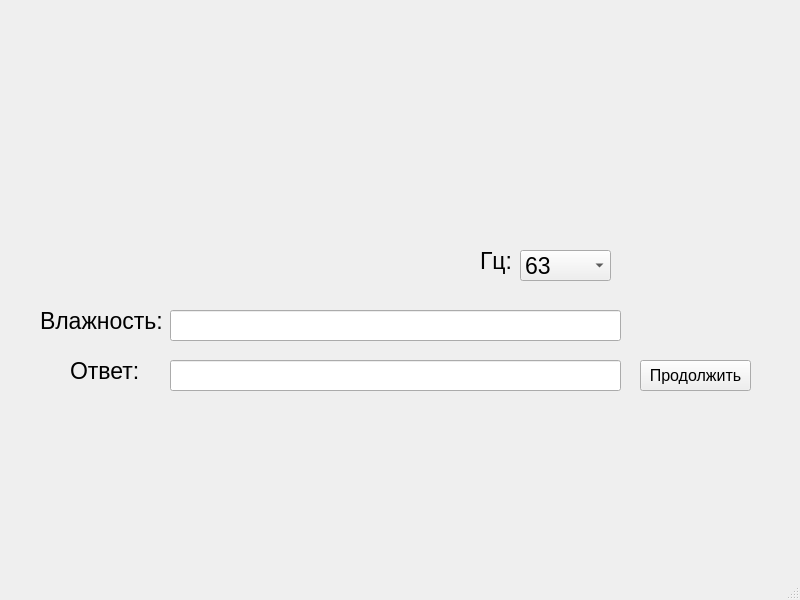
vladserv/new-bgd, file ui/FirstTask/ThirdSlide/thirdSlide.ui: the form before one commit.
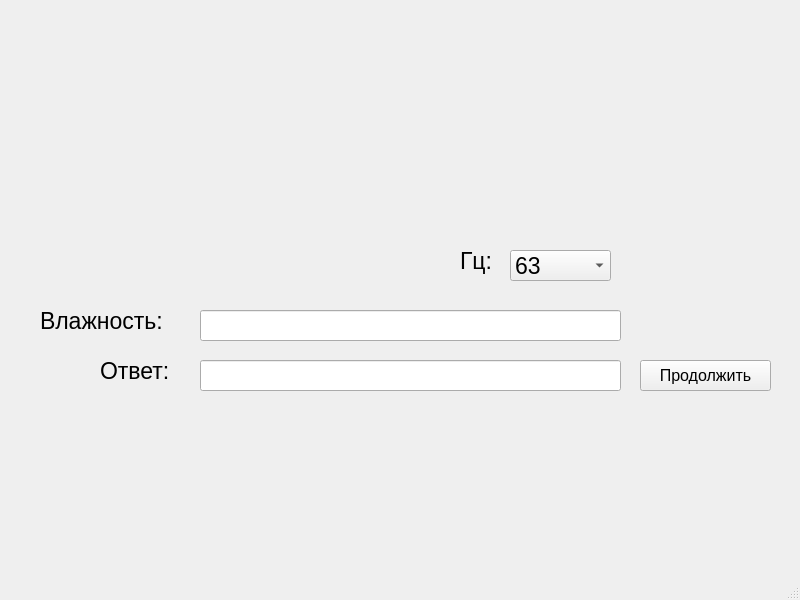
The form after the commit. Icons and pictures are not drawn.

Patch:
```diff
--- a/ui/FirstTask/ThirdSlide/thirdSlide.ui
+++ b/ui/FirstTask/ThirdSlide/thirdSlide.ui
@@ -17,9 +17,9 @@
    <widget class="QLineEdit" name="lineEdit">
     <property name="geometry">
      <rect>
-      <x>170</x>
+      <x>200</x>
       <y>360</y>
-      <width>451</width>
+      <width>421</width>
       <height>31</height>
      </rect>
     </property>
@@ -35,7 +35,7 @@
    <widget class="QLabel" name="label_2">
     <property name="geometry">
      <rect>
-      <x>70</x>
+      <x>100</x>
       <y>350</y>
       <width>101</width>
       <height>41</height>
@@ -55,7 +55,7 @@
      <rect>
       <x>640</x>
       <y>360</y>
-      <width>111</width>
+      <width>131</width>
       <height>31</height>
      </rect>
     </property>
@@ -71,9 +71,9 @@
    <widget class="QComboBox" name="comboBox">
     <property name="geometry">
      <rect>
-      <x>520</x>
+      <x>510</x>
       <y>250</y>
-      <width>91</width>
+      <width>101</width>
       <height>31</height>
      </rect>
     </property>
@@ -132,7 +132,7 @@
    <widget class="QLabel" name="label_3">
     <property name="geometry">
      <rect>
-      <x>480</x>
+      <x>460</x>
       <y>240</y>
       <width>101</width>
       <height>41</height>
@@ -152,7 +152,7 @@
      <rect>
       <x>40</x>
       <y>300</y>
-      <width>131</width>
+      <width>161</width>
       <height>41</height>
      </rect>
     </property>
@@ -168,9 +168,9 @@
    <widget class="QLineEdit" name="lineEdit_2">
     <property name="geometry">
      <rect>
-      <x>170</x>
+      <x>200</x>
       <y>310</y>
-      <width>451</width>
+      <width>421</width>
       <height>31</height>
      </rect>
     </property>
```
